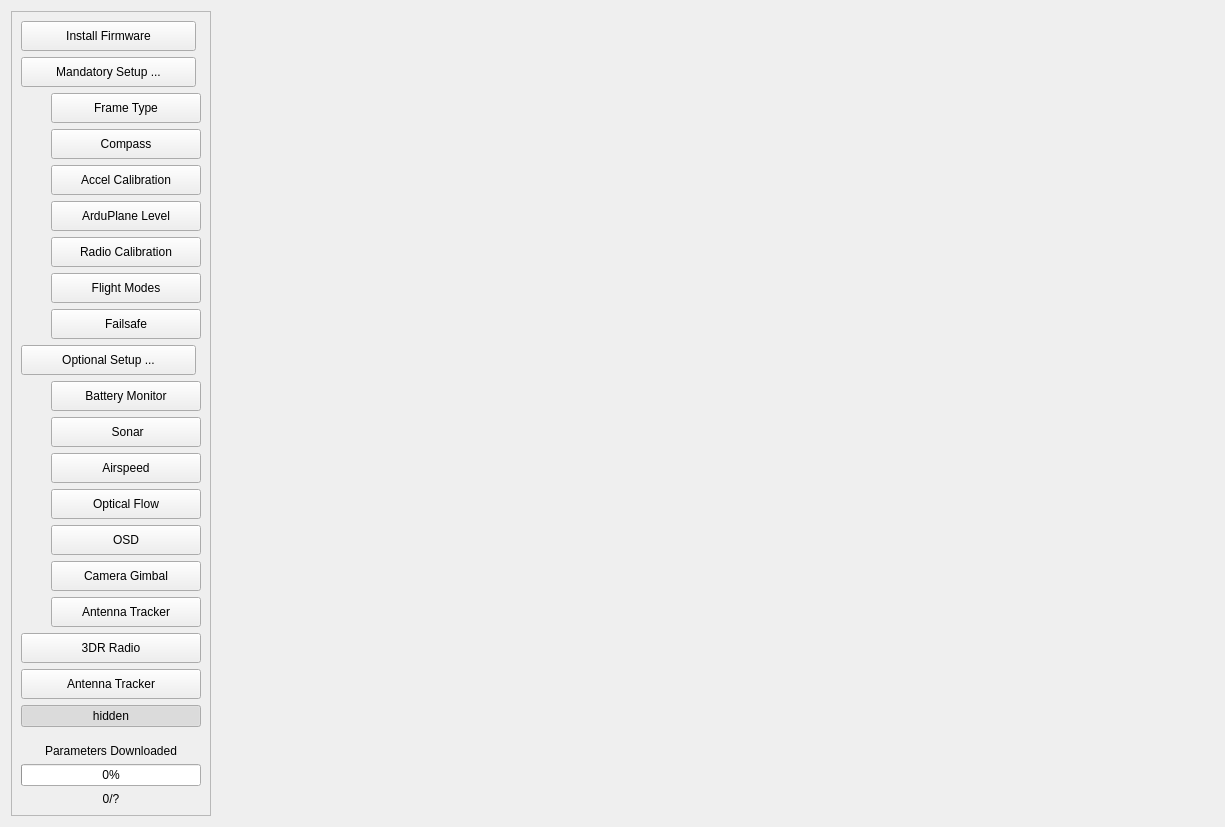
The window that src/ui/configuration/ApmHardwareConfig.ui (ArduPilot/apm_planner) describes before a commit, drawn with Qt 5.
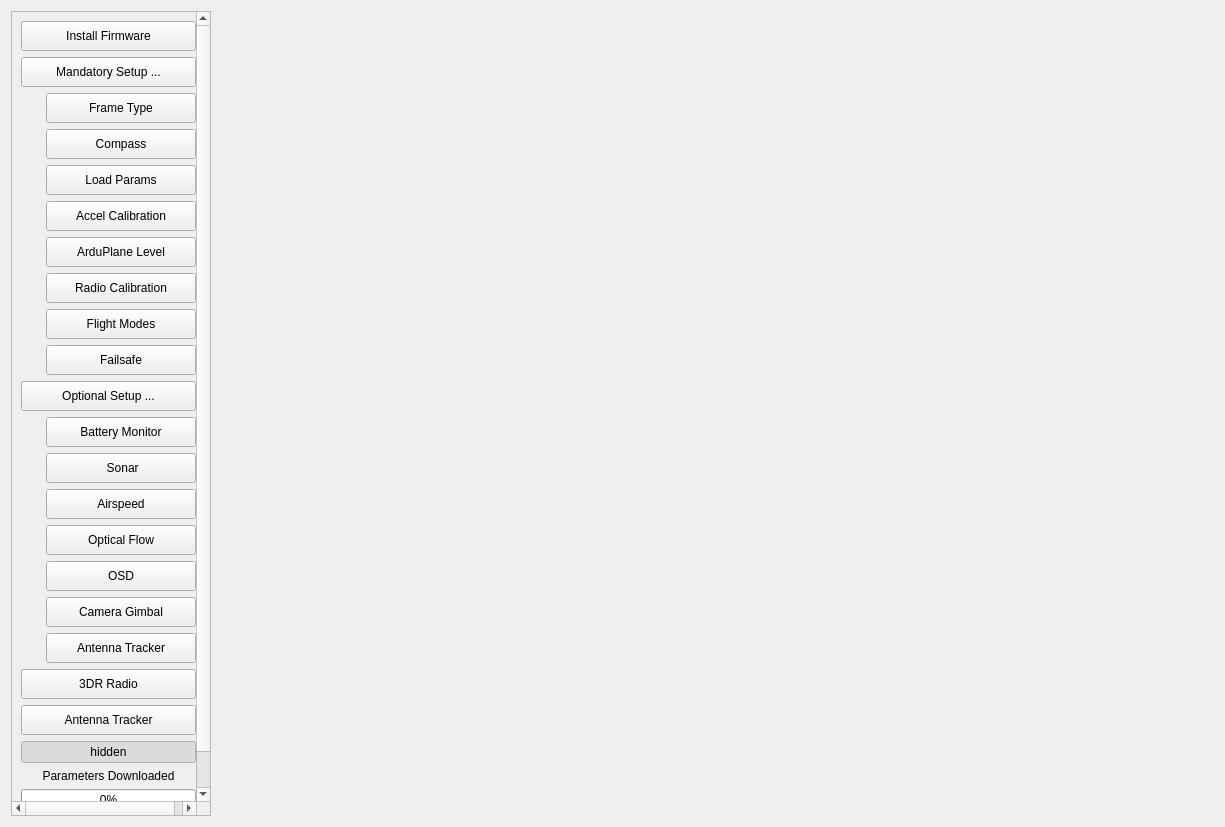
The same window after the commit. Icons and pictures are not drawn.

Commit message: New "Load Param" button in hardware configuration, to display and allow downloading of param files, then applying them to a connected UAS

The edit to the form file:
```diff
--- a/src/ui/configuration/ApmHardwareConfig.ui
+++ b/src/ui/configuration/ApmHardwareConfig.ui
@@ -48,8 +48,8 @@
        <rect>
         <x>0</x>
         <y>0</y>
-        <width>199</width>
-        <height>786</height>
+        <width>195</width>
+        <height>834</height>
        </rect>
       </property>
       <layout class="QVBoxLayout" name="verticalLayout_12">
@@ -181,6 +181,31 @@
            </property>
           </widget>
          </item>
+         <item alignment="Qt::AlignRight">
+          <widget class="QPushButton" name="paramButton">
+           <property name="minimumSize">
+            <size>
+             <width>150</width>
+             <height>30</height>
+            </size>
+           </property>
+           <property name="maximumSize">
+            <size>
+             <width>150</width>
+             <height>30</height>
+            </size>
+           </property>
+           <property name="text">
+            <string>Load Params</string>
+           </property>
+           <property name="checkable">
+            <bool>true</bool>
+           </property>
+           <property name="autoExclusive">
+            <bool>true</bool>
+           </property>
+          </widget>
+         </item>
          <item alignment="Qt::AlignRight">
           <widget class="QPushButton" name="accelCalibrateButton">
            <property name="minimumSize">
```
The commit also changes 8 other files.
